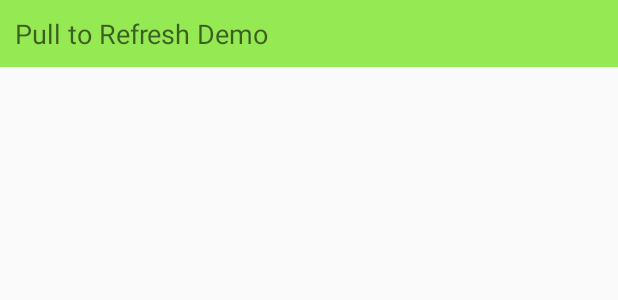
After one commit to Clairehuei/MyCCE, an Android app: the layout activity__big_fu_try.xml on its own in the app's theme, with its tools: preview values and no code run, on a phone screen of 412 x 824 dp. The commit adds this screen. Shown: the top 300 px of the screen. Run offline under Robolectric (Android 15) with nearby library versions, the light colour scheme and no system bars.

Commit message:
新增大福彩下拉-更新demo功能

```diff
--- a/app/src/main/AndroidManifest.xml
+++ b/app/src/main/AndroidManifest.xml
@@ -73,6 +73,10 @@
             android:name=".Activity_Bingo"
             android:label="@string/title_activity_activity__bingo" >
         </activity>
+        <activity
+            android:name=".Activity_BigFuTry"
+            android:label="@string/title_activity_activity__big_fu_try" >
+        </activity>
     </application>
 
 </manifest>
--- /dev/null
+++ b/app/src/main/res/layout/activity__big_fu_try.xml
@@ -0,0 +1,30 @@
+<?xml version="1.0" encoding="utf-8"?>
+<android.support.v4.widget.SwipeRefreshLayout
+    xmlns:android="http://schemas.android.com/apk/res/android"
+    android:id="@+id/laySwipe"
+    android:layout_width="match_parent"
+    android:layout_height="match_parent" >
+
+    <RelativeLayout
+        android:layout_width="match_parent"
+        android:layout_height="match_parent" >
+
+        <TextView
+            android:id="@+id/txtTitle"
+            android:layout_width="match_parent"
+            android:layout_height="wrap_content"
+            android:layout_alignParentLeft="true"
+            android:layout_alignParentTop="true"
+            android:background="#95ea53"
+            android:padding="10dp"
+            android:text="Pull to Refresh Demo"
+            android:textAppearance="?android:attr/textAppearanceMedium" />
+
+        <ListView
+            android:id="@+id/lstData"
+            android:layout_width="match_parent"
+            android:layout_height="match_parent"
+            android:layout_below="@+id/txtTitle" />
+
+    </RelativeLayout>
+</android.support.v4.widget.SwipeRefreshLayout>
--- a/app/src/main/res/values/strings.xml
+++ b/app/src/main/res/values/strings.xml
@@ -9,6 +9,7 @@
     <string name="product_name">商品品名：</string>
     <string name="product_origin">产地：</string>
     <string name="title_activity_activity__prd__query">商品查詢</string>
+    <string name="title_activity_activity__big_fu_try">大福彩</string>
 
 
     <string name="classify">CCE</string>
@@ -34,4 +35,5 @@
     <string name="updated_just_now">剛剛更新</string>
     <string name="time_error">時間有問題</string>
 
+
 </resources>
```
Also changed, not shown: app/src/main/java/com/codekitchen/allen/mycce/Activity_BigFuTry.java (added, +103 -0 lines), app/src/main/java/com/codekitchen/allen/mycce/MainActivity.java (+7 -0 lines).
